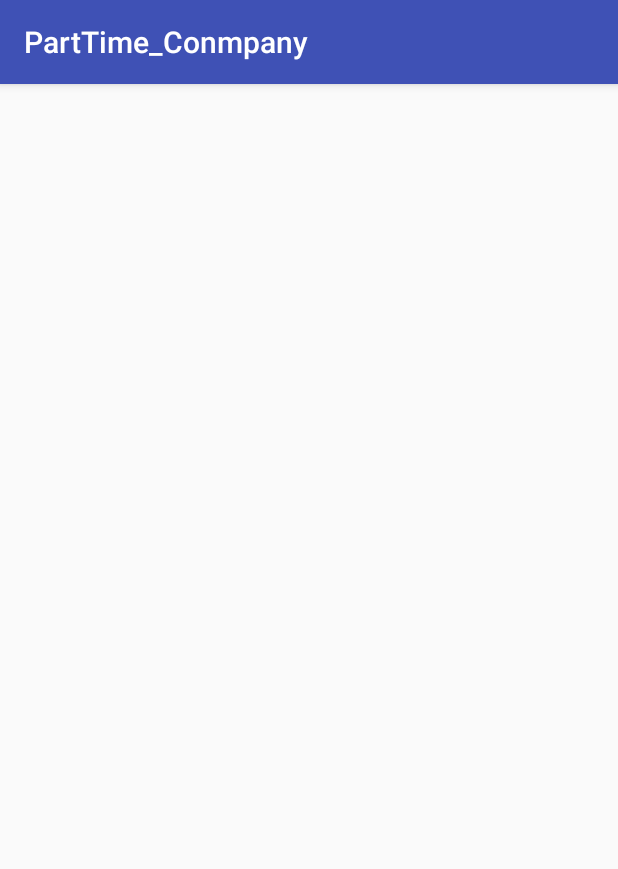
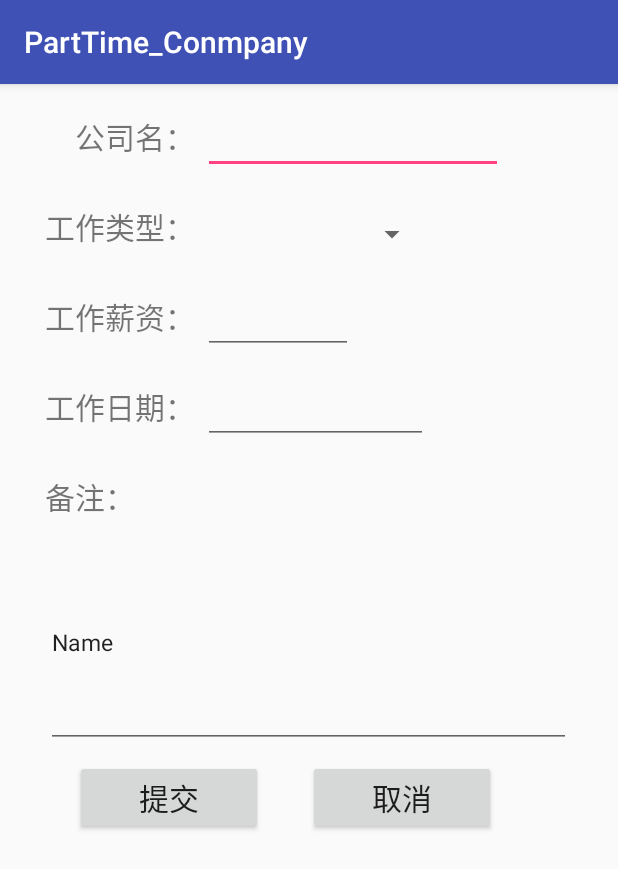
Before and after one commit to os-zzw/PartTime_Conmpany, an Android app: the ReleaseActivity screen opened directly, with no data from a screen before it, on a phone screen of 412 x 824 dp. Shown: the top 869 px of the screen. Run offline under Robolectric (Android 15) with nearby library versions, the phone set to English and light mode, and no system bars.

Commit message:
完成发布兼职布局

```diff
--- a/app/src/main/res/layout/activity_me_release.xml
+++ b/app/src/main/res/layout/activity_me_release.xml
@@ -3,13 +3,147 @@
     android:orientation="vertical"
     android:layout_width="match_parent"
     android:layout_height="match_parent">
+    <LinearLayout
+        android:layout_width="match_parent"
+        android:layout_marginTop="20dp"
+        android:layout_height="40dp"
+        android:orientation="horizontal">
 
+        <TextView
+            android:text="公司名："
+            android:layout_width="wrap_content"
+            android:layout_height="match_parent"
+            android:textSize="20dp"
+            android:id="@+id/textView"
+            android:layout_marginLeft="50dp" />
+        <EditText
+            android:layout_width="200dp"
+            android:layout_height="40dp"
+            android:layout_marginLeft="5dp"
+            android:inputType="textPersonName"
+            android:id="@+id/editText"
+            />
+    </LinearLayout>
+    <LinearLayout
+        android:layout_width="match_parent"
+        android:layout_height="40dp"
+        android:orientation="horizontal"
+        android:layout_marginTop="20dp">
+
+
+        <TextView
+            android:text="工作类型："
+            android:layout_width="wrap_content"
+            android:layout_height="match_parent"
+            android:textSize="20dp"
+            android:layout_marginLeft="30dp"
+            android:id="@+id/textView2"
+            />
+
+        <Spinner
+            android:layout_width="150dp"
+            android:layout_height="40dp"
+            android:id="@+id/spinner2"
+            android:layout_marginLeft="5dp"
+            />
+    </LinearLayout>
+    <LinearLayout
+        android:layout_width="match_parent"
+        android:layout_height="40dp"
+        android:layout_marginTop="20dp"
+        android:orientation="horizontal"
+        >
+        <TextView
+            android:layout_width="wrap_content"
+            android:layout_height="match_parent"
+            android:textSize="20dp"
+            android:text="工作薪资："
+            android:layout_marginLeft="30dp"
+            android:id="@+id/textView3"
+            />
+
+        <EditText
+            android:layout_width="100dp"
+            android:layout_height="40dp"
+            android:inputType="textPersonName"
+            android:layout_marginLeft="5dp"
+            android:id="@+id/editText2"
+            />
+    </LinearLayout>
+    <LinearLayout
+        android:layout_width="match_parent"
+        android:layout_height="40dp"
+        android:layout_marginTop="20dp"
+        >
+        <TextView
+            android:layout_width="wrap_content"
+            android:layout_height="match_parent"
+            android:textSize="20dp"
+            android:text="工作日期："
+            android:layout_marginLeft="30dp"
+            android:id="@+id/textView4"
+            />
+        <EditText
+            android:layout_width="150dp"
+            android:layout_height="40dp"
+            android:inputType="textPersonName"
+            android:layout_marginLeft="5dp"
+            android:id="@+id/editText3"
+            />
+    </LinearLayout>
+    <LinearLayout
+        android:layout_width="match_parent"
+        android:layout_height="40dp"
+        android:layout_marginTop="20dp"
+        >
+        <TextView
+            android:layout_width="wrap_content"
+            android:layout_height="match_parent"
+            android:textSize="20dp"
+            android:text="备注："
+            android:layout_marginLeft="30dp"
+            android:id="@+id/textView5"
+            />
+    </LinearLayout>
     <RelativeLayout
         android:layout_width="match_parent"
-        android:layout_height="wrap_content">
+        android:layout_height="145dp">
 
+        <EditText
+            android:layout_width="350dp"
+            android:layout_height="140dp"
+            android:layout_centerVertical="true"
+            android:layout_centerHorizontal="true"
+            android:inputType="textPersonName"
+            android:text="Name"
+            android:textSize="15dp"
+            android:id="@+id/editText4"
+            />
+    </RelativeLayout>
+    <LinearLayout
+        android:layout_width="match_parent"
+        android:layout_height="50dp"
+        android:layout_marginTop="5dp"
+        android:orientation="horizontal"
+        >
 
+        <Button
+            android:text="提交"
+            android:textSize="20dp"
+            android:layout_width="125dp"
+            android:layout_height="wrap_content"
+            android:id="@+id/button"
+            android:layout_marginLeft="50dp"
+            />
 
-    </RelativeLayout>
+        <Button
+            android:text="取消"
+            android:textSize="20dp"
+            android:layout_width="125dp"
+            android:layout_height="wrap_content"
+            android:id="@+id/button2"
+            android:layout_marginLeft="30dp"
+            />
 
+    </LinearLayout>
 </LinearLayout>
```
